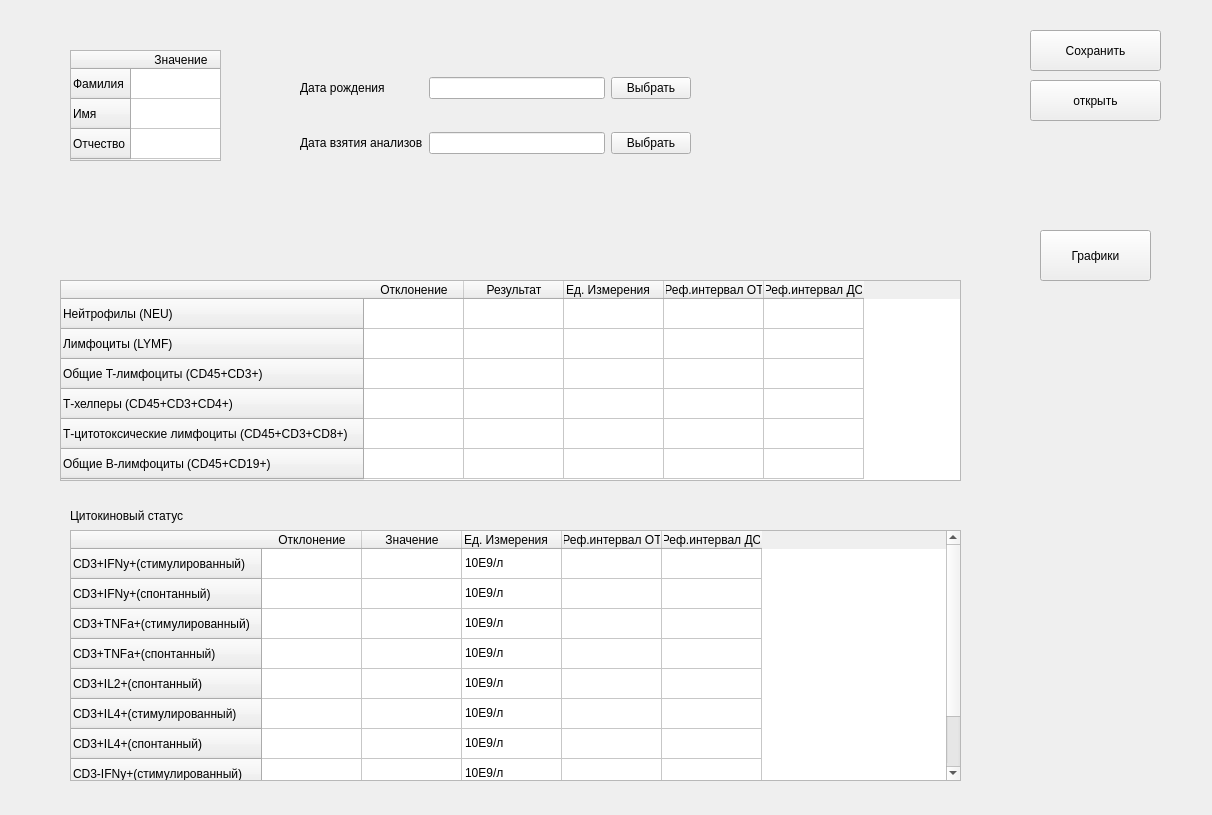
Above: UIs/InputWindow.ui from stlad/MedicalAnalyzer before the change. Below: the same form after it.
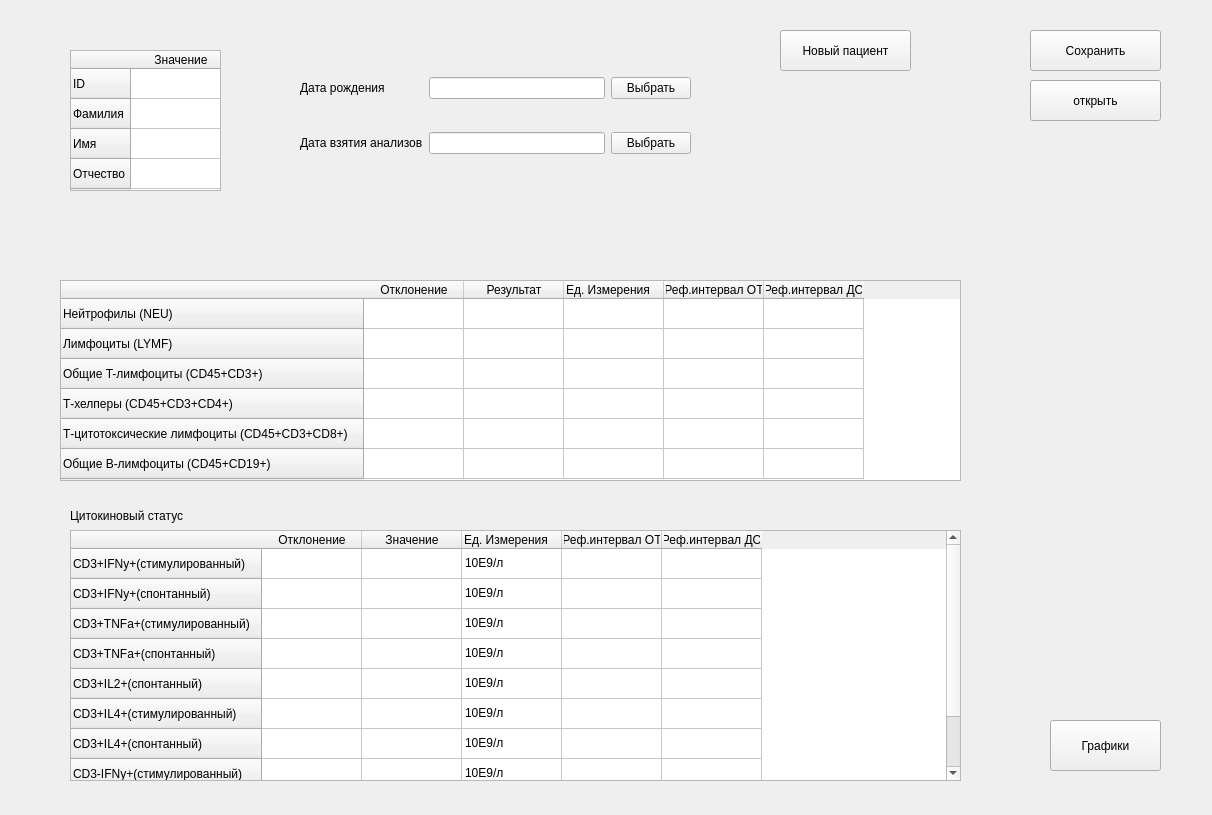
That is the form after the change.

Commit message: доступны создание/сохраниение/редкатирование пациента

What changed in the file:
```diff
--- a/UIs/InputWindow.ui
+++ b/UIs/InputWindow.ui
@@ -120,7 +120,7 @@
      <x>70</x>
      <y>50</y>
      <width>151</width>
-     <height>111</height>
+     <height>141</height>
     </rect>
    </property>
    <property name="verticalScrollBarPolicy">
@@ -129,6 +129,11 @@
    <property name="horizontalScrollBarPolicy">
     <enum>Qt::ScrollBarAlwaysOff</enum>
    </property>
+   <row>
+    <property name="text">
+     <string>ID</string>
+    </property>
+   </row>
    <row>
     <property name="text">
      <string>Фамилия</string>
@@ -149,7 +154,7 @@
      <string>Значение</string>
     </property>
    </column>
-   <item row="0" column="0">
+   <item row="1" column="0">
     <property name="text">
      <string/>
     </property>
@@ -371,8 +376,8 @@
   <widget class="QPushButton" name="graph_btn">
    <property name="geometry">
     <rect>
-     <x>1040</x>
-     <y>230</y>
+     <x>1050</x>
+     <y>720</y>
      <width>111</width>
      <height>51</height>
     </rect>
@@ -381,6 +386,19 @@
     <string>Графики</string>
    </property>
   </widget>
+  <widget class="QPushButton" name="new_patient_btn">
+   <property name="geometry">
+    <rect>
+     <x>780</x>
+     <y>30</y>
+     <width>131</width>
+     <height>41</height>
+    </rect>
+   </property>
+   <property name="text">
+    <string>Новый пациент</string>
+   </property>
+  </widget>
  </widget>
  <resources/>
  <connections/>
```
The commit also changes 2 other files.
